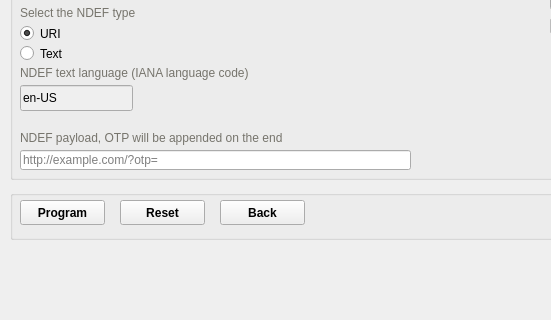
Above: src/ui/toolpage.ui from Yubico/yubikey-personalization-gui before the change; both pictures show x 0 to 551 and y 110 to 430 of the 730 by 650 pixel window. Below: the same form after it.
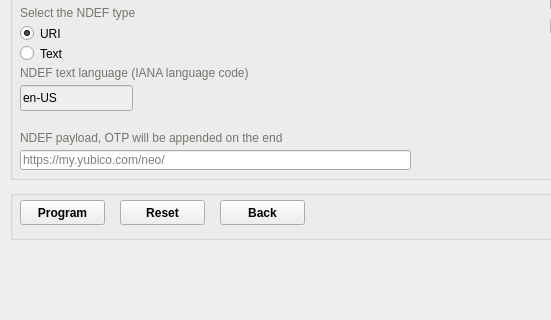
That is the form after the change. The open tabs and pages were chosen to show the change.

Commit message: change the NDEF example to be the default string

```diff
--- a/src/ui/toolpage.ui
+++ b/src/ui/toolpage.ui
@@ -1188,7 +1188,7 @@
       <number>80</number>
      </property>
      <property name="placeholderText">
-      <string>http://example.com/?otp=</string>
+       <string>https://my.yubico.com/neo/</string>
      </property>
     </widget>
     <widget class="QLineEdit" name="ndefTextLangEdit">
```
The commit also changes 1 other file.
